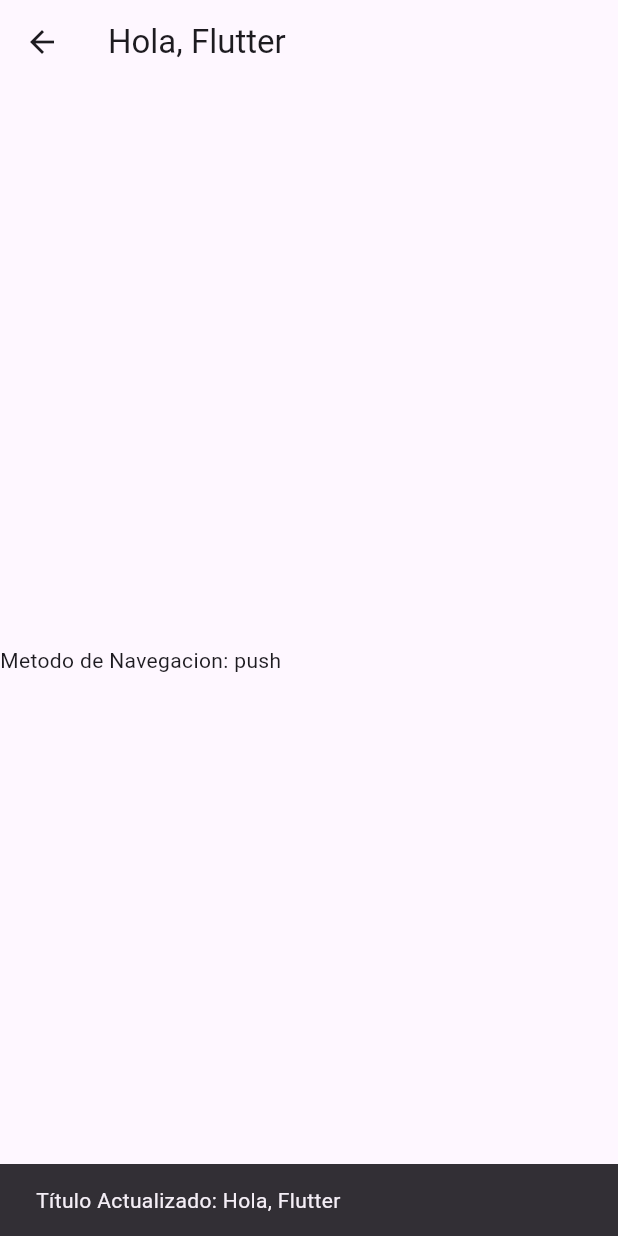
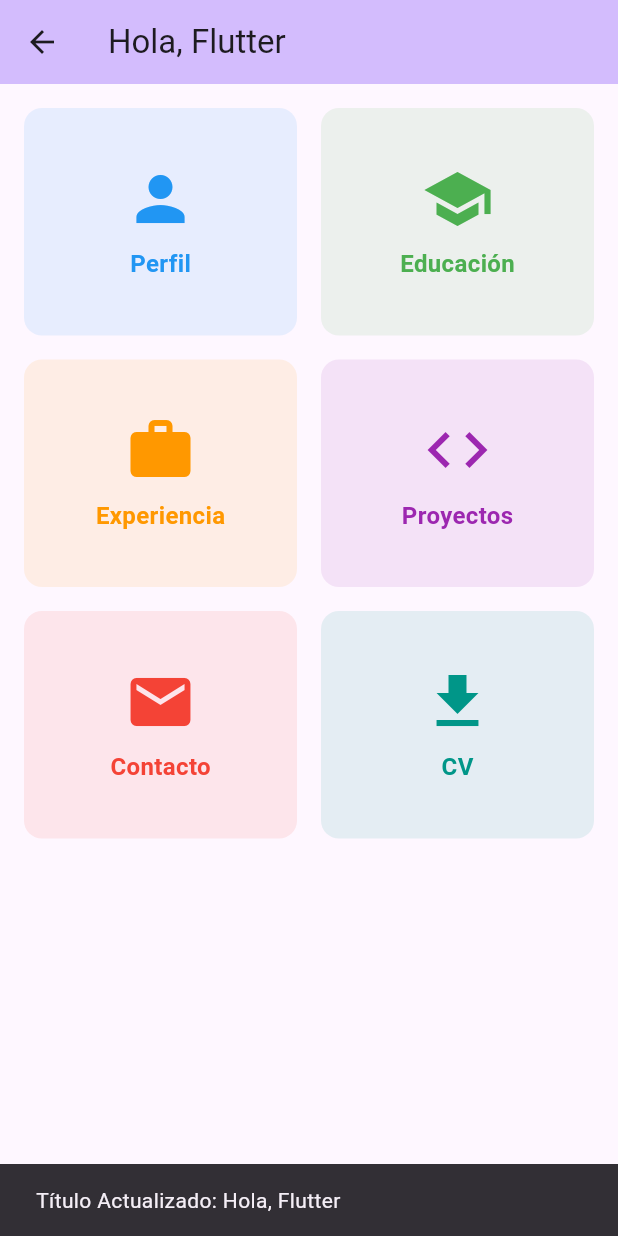
Before and after one commit to SebasCadena/Clase_Moviles_2025-2, a Flutter app: the screen it shows after launch, after a tap on "Go About Me - Push", on a phone screen of 412 x 824 dp. Run offline on Flutter 3.47's test engine with Material 3 defaults, Android fonts, the phone set to English and light mode, and no system bars; our stand-ins replace go_router; network calls fail.

Commit message:
feat(aboutme): Pagina creada para usar GridView

```diff
--- a/lib/routes/app_router.dart
+++ b/lib/routes/app_router.dart
@@ -1,5 +1,5 @@
 import 'package:go_router/go_router.dart';
-import 'package:talleres/views/home/about/aboutme.dart';
+import 'package:talleres/views/about/aboutme.dart';
 import 'package:talleres/views/home/home.dart';
 
 final GoRouter appRouter = GoRouter(
--- /dev/null
+++ b/lib/views/about/aboutme.dart
@@ -0,0 +1,75 @@
+import 'package:flutter/material.dart';
+
+class Aboutme extends StatelessWidget {
+  const Aboutme({
+    super.key,
+    required this.parametro,
+    required this.metodoNavegacion,
+  });
+
+  final String parametro;
+  final String metodoNavegacion;
+
+  final List<Map<String, dynamic>> menuItems = const [
+    {'icon': Icons.person, 'title': 'Perfil', 'color': Colors.blue},
+    {'icon': Icons.school, 'title': 'Educación', 'color': Colors.green},
+    {'icon': Icons.work, 'title': 'Experiencia', 'color': Colors.orange},
+    {'icon': Icons.code, 'title': 'Proyectos', 'color': Colors.purple},
+    {'icon': Icons.email, 'title': 'Contacto', 'color': Colors.red},
+    {'icon': Icons.download, 'title': 'CV', 'color': Colors.teal},
+  ];
+
+  @override
+  Widget build(BuildContext context) {
+    return Scaffold(
+      appBar: AppBar(
+        title: Text(parametro),
+        backgroundColor: Theme.of(context).colorScheme.inversePrimary,
+      ),
+      body: Padding(
+        padding: const EdgeInsets.only(left: 16, right: 16, top: 16),
+        child: Column(
+          children: [
+            Expanded(
+              child: GridView.builder(
+                gridDelegate: SliverGridDelegateWithFixedCrossAxisCount(
+                  crossAxisCount: 2,
+                  crossAxisSpacing: 16,
+                  mainAxisSpacing: 16,
+                  childAspectRatio: 1.2,
+                ),
+                itemCount: menuItems.length,
+                itemBuilder: (context, index) {
+                  final item = menuItems[index];
+                  return InkWell(
+                    child: Container(
+                      decoration: BoxDecoration(
+                        borderRadius: BorderRadius.circular(12),
+                        color: item['color'].withOpacity(0.1),
+                      ),
+                      child: Column(
+                        mainAxisAlignment: MainAxisAlignment.center,
+                        children: [
+                          Icon(item['icon'], size: 48, color: item['color']),
+                          SizedBox(height: 8),
+                          Text(
+                            item['title'],
+                            style: TextStyle(
+                              fontSize: 16,
+                              fontWeight: FontWeight.bold,
+                              color: item['color'],
+                            ),
+                          ),
+                        ],
+                      ),
+                    ),
+                  );
+                },
+              ),
+            ),
+          ],
+        ),
+      ),
+    );
+  }
+}
--- a/lib/views/home/about/aboutme.dart
+++ /dev/null
@@ -1,24 +0,0 @@
-import 'package:flutter/material.dart';
-
-class Aboutme extends StatelessWidget {
-  const Aboutme({
-    super.key,
-    required this.parametro,
-    required this.metodoNavegacion,
-  });
-
-  final String parametro;
-  final String metodoNavegacion;
-
-  @override
-  Widget build(BuildContext context) {
-    return Scaffold(
-      appBar: AppBar(title: Text(parametro)),
-      body: Column(
-        mainAxisAlignment: MainAxisAlignment.center,
-        crossAxisAlignment: CrossAxisAlignment.center,
-        children: [Text("Metodo de Navegacion: $metodoNavegacion")],
-      ),
-    );
-  }
-}
```
